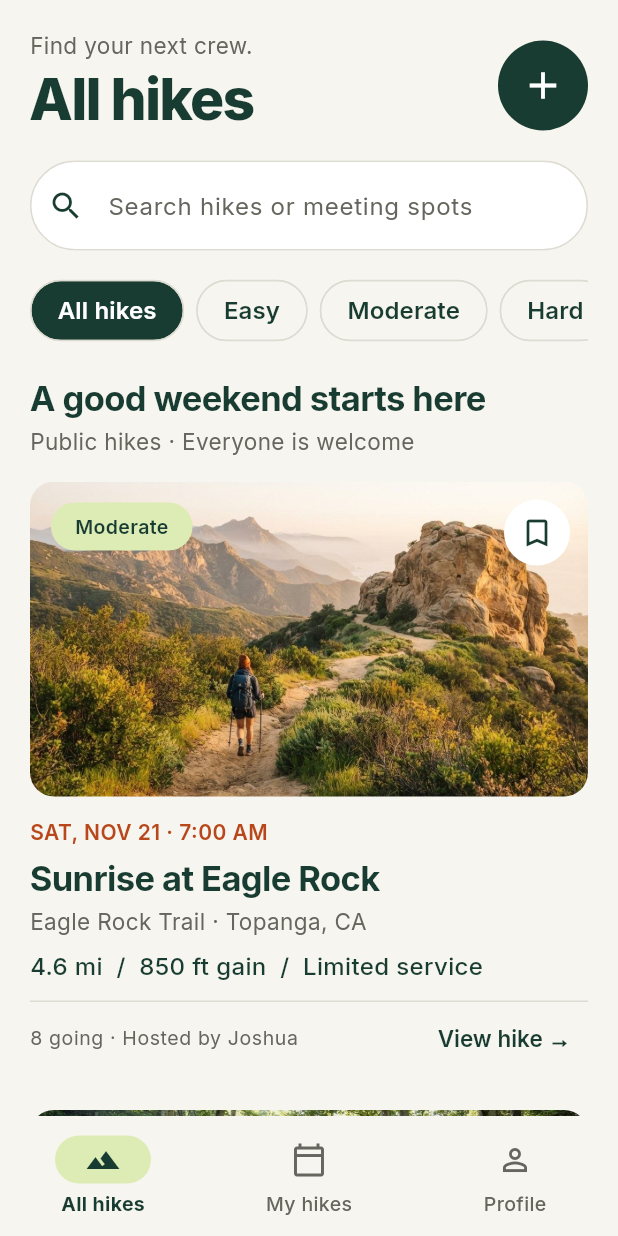
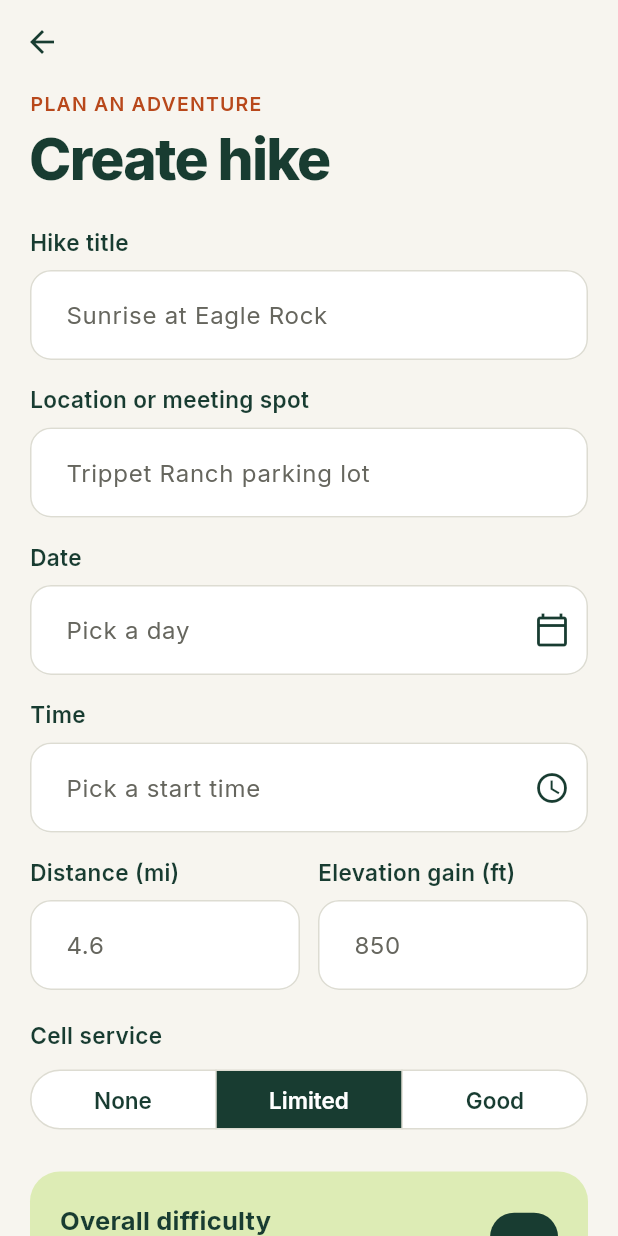
Before and after one commit to joshuacortes195/HikeCrewApp, a Flutter app: the HomeShell screen opened directly, after a tap on the "add" icon, on a phone screen of 412 x 824 dp. Run offline on Flutter 3.47's test engine with Material 3 defaults, Android fonts, the phone set to English and light mode, and no system bars; our stand-ins replace google_fonts.

Commit message:
add create hike form with live difficulty and validation

```diff
--- a/lib/screens/all_hikes_screen.dart
+++ b/lib/screens/all_hikes_screen.dart
@@ -3,6 +3,8 @@ import 'package:provider/provider.dart';
 
 import '../models/hike.dart';
 import '../providers/hikes_provider.dart';
+import '../theme/app_theme.dart';
+import '../widgets/create_hike_button.dart';
 import '../widgets/difficulty_filter_bar.dart';
 import '../widgets/hike_card.dart';
 import '../widgets/screen_header.dart';
@@ -10,7 +12,10 @@ import 'hike_details_screen.dart';
 
 // all hikes screen, the first tab, the list of public hikes
 class AllHikesScreen extends StatelessWidget {
-  const AllHikesScreen({super.key});
+  const AllHikesScreen({super.key, required this.onHikePublished});
+
+  final VoidCallback
+  onHikePublished; // jumps to my hikes after you publish a hike
 
   // runs when you tap a hike card or view hike, opens the hike details screen
   void _openHike(BuildContext context, Hike hike) {
@@ -28,17 +33,11 @@ class AllHikesScreen extends StatelessWidget {
       child: ListView(
         padding: const EdgeInsets.fromLTRB(20, 20, 20, 32),
         children: [
-          // "Find your next crew." and the big "All hikes" title, with the round plus button on the right that does nothing yet
+          // "Find your next crew." and the big "All hikes" title, with the round plus button that opens create hike
           ScreenHeader(
             eyebrow: 'Find your next crew.',
             title: 'All hikes',
-            trailing: IconButton.filled(
-              onPressed: () {},
-              iconSize: 30,
-              style: IconButton.styleFrom(minimumSize: const Size(60, 60)),
-              tooltip: 'Create hike',
-              icon: const Icon(Icons.add),
-            ),
+            trailing: CreateHikeButton(onPublished: onHikePublished),
           ),
           const SizedBox(height: 20),
 
@@ -48,7 +47,7 @@ class AllHikesScreen extends StatelessWidget {
             decoration: InputDecoration(
               hintText: 'Search hikes or meeting spots',
               prefixIcon: const Icon(Icons.search),
-              enabledBorder: _pillBorder(const Color(0xFFDDDCD2)),
+              enabledBorder: _pillBorder(AppColors.border),
               focusedBorder: _pillBorder(Theme.of(context).colorScheme.primary),
             ),
           ),
--- /dev/null
+++ b/lib/screens/create_hike_screen.dart
@@ -0,0 +1,247 @@
+import 'package:flutter/material.dart';
+import 'package:provider/provider.dart';
+
+import '../data/current_user.dart';
+import '../models/date_text.dart';
+import '../models/hike.dart';
+import '../providers/hikes_provider.dart';
+import '../theme/app_theme.dart';
+import '../widgets/cell_service_picker.dart';
+import '../widgets/difficulty_card.dart';
+import '../widgets/distance_fields.dart';
+import '../widgets/labeled_field.dart';
+
+// create hike form, opens from the plus button on all hikes and my hikes
+class CreateHikeScreen extends StatefulWidget {
+  const CreateHikeScreen({super.key});
+
+  @override
+  State<CreateHikeScreen> createState() => _CreateHikeScreenState();
+}
+
+class _CreateHikeScreenState extends State<CreateHikeScreen> {
+  final _formKey = GlobalKey<FormState>();
+  final _title = TextEditingController();
+  final _place = TextEditingController();
+  final _dateText = TextEditingController();
+  final _timeText = TextEditingController();
+  final _miles = TextEditingController();
+  final _feet = TextEditingController();
+
+  DateTime? _date;
+  TimeOfDay? _time;
+  CellService _service = CellService.limited;
+
+  // redraws the difficulty pill every time you type in miles or gain
+  @override
+  void initState() {
+    super.initState();
+    _miles.addListener(() => setState(() {}));
+    _feet.addListener(() => setState(() {}));
+  }
+
+  // cleans up all the text boxes when you leave the form
+  @override
+  void dispose() {
+    for (final c in [_title, _place, _dateText, _timeText, _miles, _feet]) {
+      c.dispose();
+    }
+    super.dispose();
+  }
+
+  // the date and time put together, null until both are picked
+  DateTime? get _when {
+    if (_date == null || _time == null) return null;
+    return DateTime(
+      _date!.year,
+      _date!.month,
+      _date!.day,
+      _time!.hour,
+      _time!.minute,
+    );
+  }
+
+  // opens the calendar popup, past days are greyed out
+  Future<void> _pickDate() async {
+    final now = DateTime.now();
+    final picked = await showDatePicker(
+      context: context,
+      initialDate: _date ?? now,
+      firstDate: DateTime(now.year, now.month, now.day),
+      lastDate: now.add(const Duration(days: 365)),
+    );
+    if (picked == null) return;
+    setState(() {
+      _date = picked;
+      _dateText.text = longDate(picked);
+    });
+  }
+
+  // opens the clock popup, starts at 8 am since most hikes start early
+  Future<void> _pickTime() async {
+    final picked = await showTimePicker(
+      context: context,
+      initialTime: _time ?? const TimeOfDay(hour: 8, minute: 0),
+    );
+    if (picked == null) return;
+    setState(() {
+      _time = picked;
+      _timeText.text = timeText(
+        DateTime(2000, 1, 1, picked.hour, picked.minute),
+      );
+    });
+  }
+
+  // checks every box, and if it all looks good adds the hike and closes the form
+  void _publish() {
+    if (!_formKey.currentState!.validate()) return;
+    final place = _place.text.trim();
+    final hike = Hike(
+      id: 'hike-${DateTime.now().millisecondsSinceEpoch}',
+      title: _title.text.trim(),
+      trailName: _title.text.trim(),
+      location: place,
+      meetingSpot: place,
+      dateTime: _when!,
+      miles: double.parse(_miles.text.trim()),
+      elevationGainFeet: int.parse(_feet.text.trim()),
+      cellService: _service,
+      hostName: currentUserName,
+      joinedNames: const [currentUserName], // you're the first one going
+      gear: const [],
+      planText: 'A new hike from the crew. Bring water, layers and good shoes.',
+      photoPath: 'assets/images/rock.jpg',
+    );
+    context.read<HikesProvider>().addHike(hike);
+    Navigator.of(context).pop(true);
+  }
+
+  @override
+  Widget build(BuildContext context) {
+    final text = Theme.of(context).textTheme;
+
+    return Scaffold(
+      // top bar with just the back arrow
+      appBar: AppBar(),
+      body: Form(
+        key: _formKey,
+        child: ListView(
+          padding: const EdgeInsets.fromLTRB(20, 4, 20, 32),
+          children: [
+            // small orange "PLAN AN ADVENTURE" label and the big title
+            Text(
+              'PLAN AN ADVENTURE',
+              style: text.labelLarge?.copyWith(
+                color: AppColors.orange,
+                fontSize: 13,
+                letterSpacing: 0.8,
+              ),
+            ),
+            const SizedBox(height: 6),
+            Text('Create hike', style: text.headlineLarge),
+            const SizedBox(height: 24),
+
+            // title and meeting spot, both required
+            LabeledField(
+              label: 'Hike title',
+              hint: 'Sunrise at Eagle Rock',
+              controller: _title,
+              validator: (v) => _required(v, 'Give your hike a title'),
+            ),
+            const SizedBox(height: 16),
+            LabeledField(
+              label: 'Location or meeting spot',
+              hint: 'Trippet Ranch parking lot',
+              controller: _place,
+              validator: (v) => _required(v, 'Add where the crew should meet'),
+            ),
+            const SizedBox(height: 16),
+
+            // date and time boxes, tapping them opens the pickers
+            LabeledField(
+              label: 'Date',
+              hint: 'Pick a day',
+              controller: _dateText,
+              readOnly: true,
+              onTap: _pickDate,
+              suffixIcon: const Icon(Icons.calendar_today_outlined),
+              validator: (_) => _checkDate(),
+            ),
+            const SizedBox(height: 16),
+            LabeledField(
+              label: 'Time',
+              hint: 'Pick a start time',
+              controller: _timeText,
+              readOnly: true,
+              onTap: _pickTime,
+              suffixIcon: const Icon(Icons.schedule),
+              validator: (_) => _checkTime(),
+            ),
+            const SizedBox(height: 16),
+
+            // miles and elevation side by side, both have to be numbers
+            DistanceFields(
+              miles: _miles,
+              feet: _feet,
+              milesValid: _parsedMiles != null,
+              feetValid: _parsedFeet != null,
+            ),
+            const SizedBox(height: 20),
+
+            // none, limited or good picker for cell service
+            CellServicePicker(
+              selected: _service,
+              onChanged: (picked) => setState(() => _service = picked),
+            ),
+            const SizedBox(height: 24),
+
+            // lime difficulty card that updates as you type
+            DifficultyCard(miles: _parsedMiles, feet: _parsedFeet),
+            const SizedBox(height: 28),
+
+            // big green publish button at the bottom of the form
+            FilledButton(
+              onPressed: _publish,
+              child: const Text('Publish hike'),
+            ),
+          ],
+        ),
+      ),
+    );
+  }
+
+  // the miles and feet as real numbers, null if the box is empty or not a number
+  double? get _parsedMiles {
+    final miles = double.tryParse(_miles.text.trim());
+    return miles != null && miles > 0 ? miles : null;
+  }
+
+  int? get _parsedFeet {
+    final feet = int.tryParse(_feet.text.trim());
+    return feet != null && feet >= 0 ? feet : null;
+  }
+
+  // shows the message under a box if it's left empty
+  String? _required(String? value, String message) {
+    return (value == null || value.trim().isEmpty) ? message : null;
+  }
+
+  // the date can't be missing or in the past
+  String? _checkDate() {
+    if (_date == null) return 'Pick a date for the hike';
+    final now = DateTime.now();
+    if (_date!.isBefore(DateTime(now.year, now.month, now.day))) {
+      return 'That date has already passed';
+    }
+    return null;
+  }
+
+  // the time can't be missing, or already gone if the hike is today
+  String? _checkTime() {
+    if (_time == null) return 'Pick a start time';
+    if (_when != null && _when!.isBefore(DateTime.now())) {
+      return 'That time has already passed today';
+    }
+    return null;
+  }
+}
--- a/lib/screens/home_shell.dart
+++ b/lib/screens/home_shell.dart
@@ -15,13 +15,20 @@ class HomeShell extends StatefulWidget {
 class _HomeShellState extends State<HomeShell> {
   int _currentIndex = 0;
 
+  // runs after you publish a hike, flips the bottom nav over to my hikes
+  void _showMyHikes() => setState(() => _currentIndex = 1);
+
   @override
   Widget build(BuildContext context) {
     return Scaffold(
       // shows the tab you picked, and keeps the others alive so your scroll spot and search stay put
       body: IndexedStack(
         index: _currentIndex,
-        children: const [AllHikesScreen(), MyHikesScreen(), ProfileScreen()],
+        children: [
+          AllHikesScreen(onHikePublished: _showMyHikes),
+          const MyHikesScreen(),
+          const ProfileScreen(),
+        ],
       ),
 
       // bottom nav with all hikes, my hikes and profile
--- /dev/null
+++ b/lib/widgets/cell_service_picker.dart
@@ -0,0 +1,40 @@
+import 'package:flutter/material.dart';
+
+import '../models/hike.dart';
+import 'labeled_field.dart';
+
+// the none, limited or good toggle on the create hike form
+class CellServicePicker extends StatelessWidget {
+  const CellServicePicker({
+    super.key,
+    required this.selected,
+    required this.onChanged,
+  });
+
+  final CellService selected;
+  final ValueChanged<CellService> onChanged;
+
+  @override
+  Widget build(BuildContext context) {
+    return Column(
+      crossAxisAlignment: CrossAxisAlignment.start,
+      children: [
+        const FieldLabel('Cell service'),
+        const SizedBox(height: 8),
+        // one segment per option, the picked one turns dark green
+        SizedBox(
+          width: double.infinity,
+          child: SegmentedButton<CellService>(
+            showSelectedIcon: false,
+            segments: [
+              for (final s in CellService.values)
+                ButtonSegment(value: s, label: Text(s.label)),
+            ],
+            selected: {selected},
+            onSelectionChanged: (picked) => onChanged(picked.first),
+          ),
+        ),
+      ],
+    );
+  }
+}
--- /dev/null
+++ b/lib/widgets/create_hike_button.dart
@@ -0,0 +1,34 @@
+import 'package:flutter/material.dart';
+
+import '../screens/create_hike_screen.dart';
+
+// the round plus button on all hikes and my hikes, opens the create hike form
+class CreateHikeButton extends StatelessWidget {
+  const CreateHikeButton({super.key, required this.onPublished});
+
+  final VoidCallback onPublished; // switches over to the my hikes tab
+
+  // opens the form, and if a hike got published, jumps to my hikes and shows a quick message
+  Future<void> _open(BuildContext context) async {
+    final messenger = ScaffoldMessenger.of(context);
+    final published = await Navigator.of(
+      context,
+    ).push<bool>(MaterialPageRoute(builder: (_) => const CreateHikeScreen()));
+    if (published != true) return;
+    onPublished();
+    messenger.showSnackBar(
+      const SnackBar(content: Text('Your hike is live. Time to find a crew.')),
+    );
+  }
+
+  @override
+  Widget build(BuildContext context) {
+    return IconButton.filled(
+      onPressed: () => _open(context),
+      iconSize: 30,
+      style: IconButton.styleFrom(minimumSize: const Size(60, 60)),
+      tooltip: 'Create hike',
+      icon: const Icon(Icons.add),
+    );
+  }
+}
--- /dev/null
+++ b/lib/widgets/difficulty_card.dart
@@ -0,0 +1,48 @@
+import 'package:flutter/material.dart';
+
+import '../models/hike.dart';
+import '../theme/app_theme.dart';
+import 'lime_card.dart';
+import 'pill_label.dart';
+
+// lime overall difficulty card on the create hike form, the pill changes as you type miles and gain
+class DifficultyCard extends StatelessWidget {
+  const DifficultyCard({super.key, required this.miles, required this.feet});
+
+  final double? miles; // null until the miles box has a real number
+  final int? feet;
+
+  @override
+  Widget build(BuildContext context) {
+    final text = Theme.of(context).textTheme;
+    final ready = miles != null && feet != null;
+
+    return LimeCard(
+      child: Row(
+        children: [
+          // title and the hint about how it's worked out
+          Expanded(
+            child: Column(
+              crossAxisAlignment: CrossAxisAlignment.start,
+              children: [
+                Text('Overall difficulty', style: text.titleMedium),
+                const SizedBox(height: 4),
+                Text(
+                  'Based on miles and elevation gain',
+                  style: text.bodySmall?.copyWith(color: AppColors.darkGreen),
+                ),
+              ],
+            ),
+          ),
+          const SizedBox(width: 12),
+          // uses the same rule as every hike card
+          PillLabel(
+            text: ready ? difficultyFor(miles!, feet!).label : '—',
+            color: AppColors.darkGreen,
+            textColor: AppColors.white,
+          ),
+        ],
+      ),
+    );
+  }
+}
--- /dev/null
+++ b/lib/widgets/distance_fields.dart
@@ -0,0 +1,50 @@
+import 'package:flutter/material.dart';
+
+import 'labeled_field.dart';
+
+// the miles and elevation gain boxes side by side on the create hike form
+class DistanceFields extends StatelessWidget {
+  const DistanceFields({
+    super.key,
+    required this.miles,
+    required this.feet,
+    required this.milesValid,
+    required this.feetValid,
+  });
+
+  final TextEditingController miles;
+  final TextEditingController feet;
+  // the form tells us if each box has a real number in it
+  final bool milesValid;
+  final bool feetValid;
+
+  @override
+  Widget build(BuildContext context) {
+    return Row(
+      crossAxisAlignment: CrossAxisAlignment.start,
+      children: [
+        // miles box, decimals allowed
+        Expanded(
+          child: LabeledField(
+            label: 'Distance (mi)',
+            hint: '4.6',
+            controller: miles,
+            keyboardType: const TextInputType.numberWithOptions(decimal: true),
+            validator: (_) => milesValid ? null : 'Enter miles, like 4.6',
+          ),
+        ),
+        const SizedBox(width: 12),
+        // elevation gain box, whole feet only
+        Expanded(
+          child: LabeledField(
+            label: 'Elevation gain (ft)',
+            hint: '850',
+            controller: feet,
+            keyboardType: TextInputType.number,
+            validator: (_) => feetValid ? null : 'Enter feet, like 850',
+          ),
+        ),
+      ],
+    );
+  }
+}
--- a/lib/widgets/labeled_field.dart
+++ b/lib/widgets/labeled_field.dart
@@ -3,7 +3,7 @@ import 'package:google_fonts/google_fonts.dart';
 
 import '../theme/app_theme.dart';
 
-// a label with a text box under it, the email and password fields on the login screen
+// a label with a text box under it, the login fields and every box on the create hike form
 class LabeledField extends StatelessWidget {
   const LabeledField({
     super.key,
@@ -12,6 +12,10 @@ class LabeledField extends StatelessWidget {
     required this.controller,
     this.obscureText = false,
     this.keyboardType,
+    this.validator,
+    this.readOnly = false,
+    this.onTap,
+    this.suffixIcon,
   });
 
   final String label;
@@ -19,29 +23,49 @@ class LabeledField extends StatelessWidget {
   final TextEditingController controller;
   final bool obscureText; // turns the typing into dots for the password box
   final TextInputType? keyboardType;
+  // the error line under the box on the create hike form
+  final FormFieldValidator<String>? validator;
+  // the date and time boxes open a picker instead of the keyboard
+  final bool readOnly;
+  final VoidCallback? onTap;
+  final Widget? suffixIcon;
 
   @override
   Widget build(BuildContext context) {
     return Column(
       crossAxisAlignment: CrossAxisAlignment.start,
       children: [
-        // the bold green label above the box, like "Email"
-        Text(
-          label,
-          style: GoogleFonts.inter(
-            fontSize: 15,
-            fontWeight: FontWeight.w600,
-            color: AppColors.darkGreen,
-          ),
-        ),
+        FieldLabel(label),
         const SizedBox(height: 8),
-        TextField(
+        TextFormField(
           controller: controller,
           obscureText: obscureText,
           keyboardType: keyboardType,
-          decoration: InputDecoration(hintText: hint),
+          validator: validator,
+          readOnly: readOnly,
+          onTap: onTap,
+          decoration: InputDecoration(hintText: hint, suffixIcon: suffixIcon),
         ),
       ],
     );
   }
 }
+
+// the bold green label above a box, like "Email" or "Cell service"
+class FieldLabel extends StatelessWidget {
+  const FieldLabel(this.text, {super.key});
+
+  final String text;
+
+  @override
+  Widget build(BuildContext context) {
+    return Text(
+      text,
+      style: GoogleFonts.inter(
+        fontSize: 15,
+        fontWeight: FontWeight.w600,
+        color: AppColors.darkGreen,
+      ),
+    );
+  }
+}
--- a/lib/widgets/pill_label.dart
+++ b/lib/widgets/pill_label.dart
@@ -3,27 +3,31 @@ import 'package:google_fonts/google_fonts.dart';
 
 import '../theme/app_theme.dart';
 
-// small lime pill, the easy, moderate or hard label on hike card photos and the details photo
+// small pill, lime by default, the difficulty label on photos, the joined pill and the crew pill on the profile
 class PillLabel extends StatelessWidget {
-  const PillLabel({super.key, required this.text});
+  const PillLabel({
+    super.key,
+    required this.text,
+    this.color = AppColors.lime,
+    this.textColor = AppColors.darkGreen,
+  });
 
   final String text;
+  final Color color; // dark green on the lime difficulty card so it stands out
+  final Color textColor;
 
   @override
   Widget build(BuildContext context) {
     return Container(
       padding: const EdgeInsets.symmetric(horizontal: 16, vertical: 7),
-      decoration: const ShapeDecoration(
-        color: AppColors.lime,
-        shape: StadiumBorder(),
-      ),
-      // dark green text inside the pill
+      decoration: ShapeDecoration(color: color, shape: const StadiumBorder()),
+      // the text inside the pill
       child: Text(
         text,
         style: GoogleFonts.inter(
           fontSize: 13,
           fontWeight: FontWeight.w600,
-          color: AppColors.darkGreen,
+          color: textColor,
         ),
       ),
     );
```
